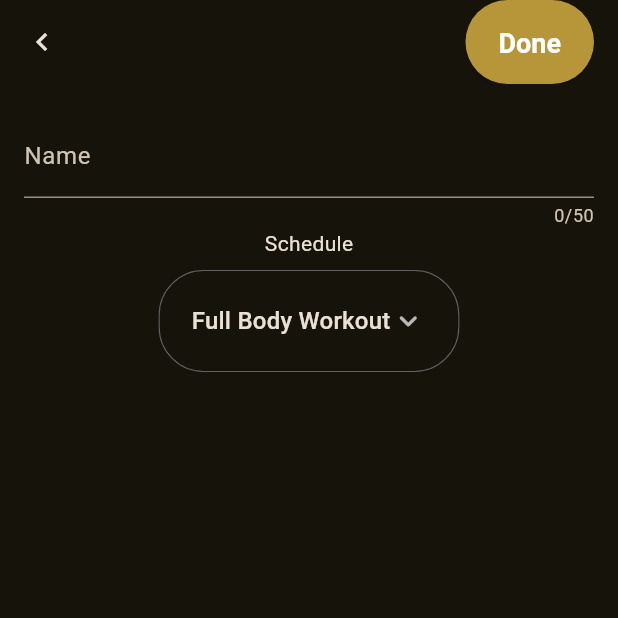
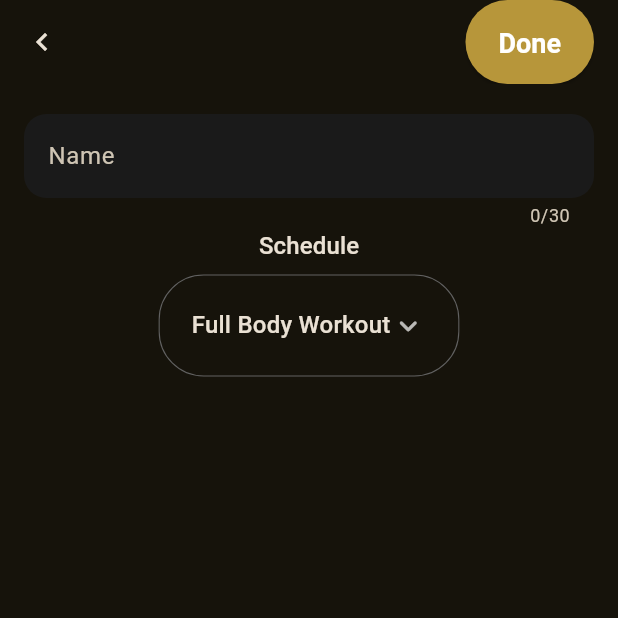
Before and after one commit to dsnoire/workout_app, a Flutter app: the AddOrEditWorkout screen opened directly, on a phone screen of 412 x 824 dp, the top half of it. Run offline on Flutter 3.47's test engine with Material 3 defaults, Android fonts, the phone set to English and light mode, and no system bars; our stand-ins replace bloc, flutter_bloc, flutter_svg, freezed_annotation, hive, hive_flutter; accounts and stored records are empty.

Commit message:
Update input theme

```diff
--- a/lib/common/theme/app_theme.dart
+++ b/lib/common/theme/app_theme.dart
@@ -44,7 +44,7 @@ abstract class AppTheme {
         fontSize: 14,
       ),
       labelLarge: TextStyle(
-        fontSize: 14,
+        fontSize: 16,
       ),
       labelMedium: TextStyle(
         fontSize: 12,
@@ -66,5 +66,13 @@ abstract class AppTheme {
         borderRadius: BorderRadius.circular(20),
       ),
     ),
+    inputDecorationTheme: InputDecorationTheme(
+      border: OutlineInputBorder(
+        borderRadius: BorderRadius.circular(15),
+        borderSide: BorderSide.none,
+      ),
+      filled: true,
+      fillColor: AppColors.contrastColor,
+    ),
   );
 }
--- a/lib/features/workout/views/add_or_edit_workout.dart
+++ b/lib/features/workout/views/add_or_edit_workout.dart
@@ -57,11 +57,8 @@ class _AddOrEditWorkoutState extends State<AddOrEditWorkout> {
               controller: nameController,
               decoration: const InputDecoration(
                 labelText: 'Name',
-                labelStyle: TextStyle(
-                  height: -0.2,
-                ),
               ),
-              maxLength: 50,
+              maxLength: 30,
             ),
             WorkoutSchedulePicker(
               schedule: schedule,
--- a/lib/features/workout/widgets/workout_schedule_picker.dart
+++ b/lib/features/workout/widgets/workout_schedule_picker.dart
@@ -17,7 +17,10 @@ class WorkoutSchedulePicker extends StatelessWidget {
   Widget build(BuildContext context) {
     return Column(
       children: [
-        const Text('Schedule'),
+        Text(
+          'Schedule',
+          style: Theme.of(context).textTheme.labelLarge,
+        ),
         const SizedBox(height: 8),
         DecoratedBox(
           decoration: BoxDecoration(
```
